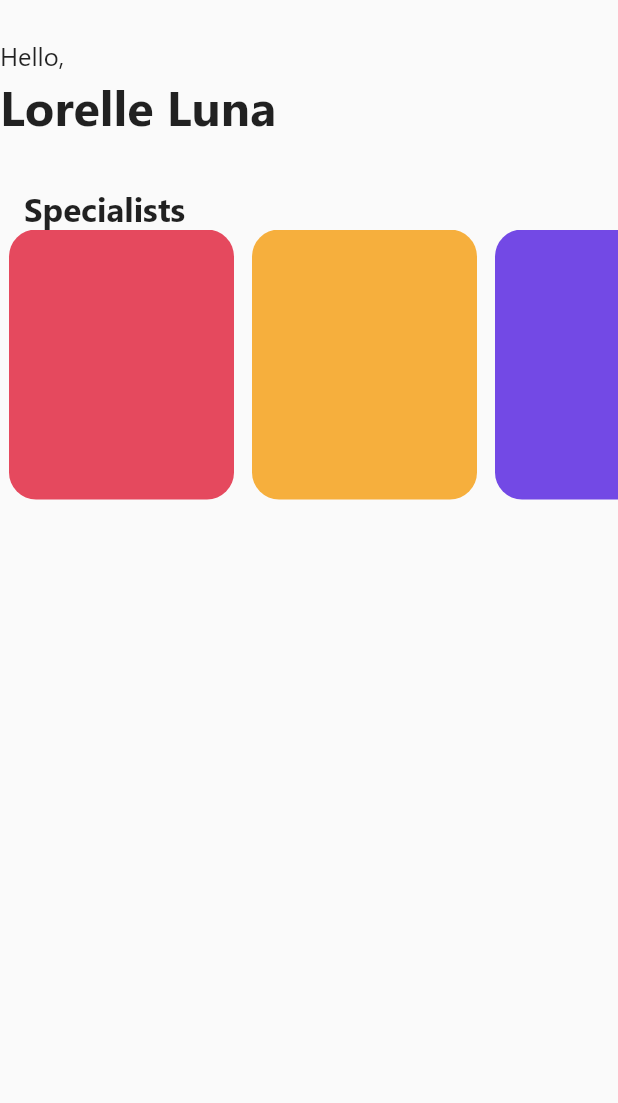
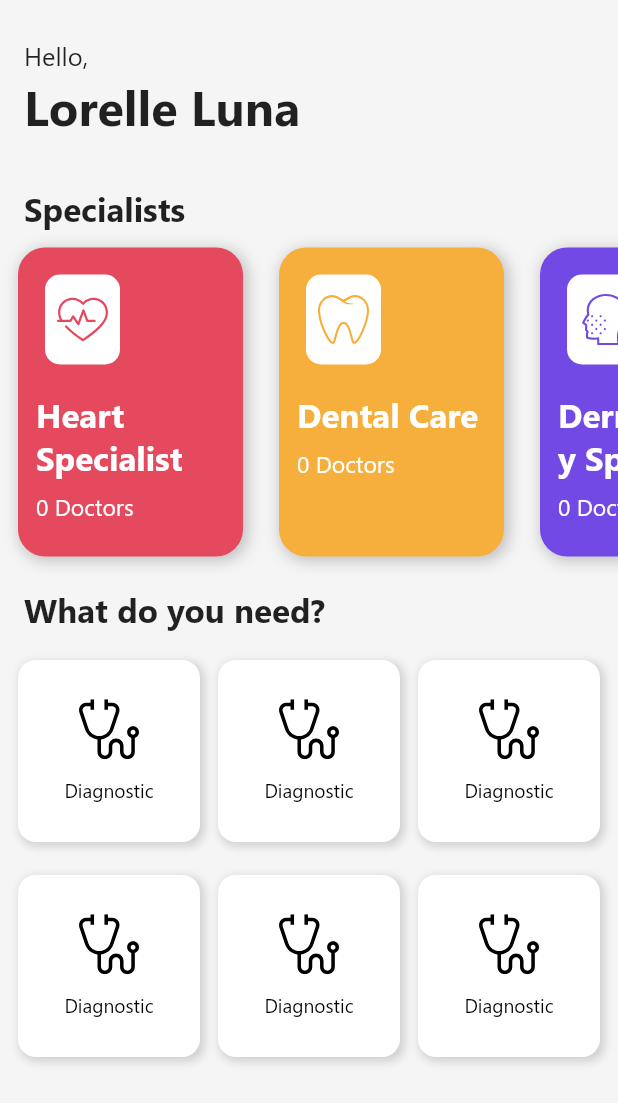
Before and after one commit to PortalTelemedicina/mobile-test, a Flutter app: the screen it shows after launch, on a phone screen of 412 x 824 dp. Shown: the top 1103 px of the screen. Run offline on Flutter 3.47's test engine with Material 2 defaults, Android fonts, the phone set to English and light mode, and no system bars; our stand-ins replace flutter_svg.

Commit message:
Home UI almost done

```diff
--- /dev/null
+++ b/lib/screens/home/components/seen_card.dart
@@ -0,0 +1,56 @@
+import 'package:flutter/material.dart';
+import 'package:flutter_svg/flutter_svg.dart';
+import 'package:mobile_test_daniel_vofchuk/util/my_text.dart';
+
+class NeedCard extends StatelessWidget {
+  final bool isSelected;
+  final String image, title;
+  const NeedCard({
+    Key? key,
+    this.isSelected = false,
+    this.image = 'icons/stethoscope.svg', //TODO: change to required
+    this.title = 'Diagnostic', //TODO: change  to required
+  }) : super(key: key);
+
+  @override
+  Widget build(BuildContext context) {
+    return Container(
+      width: 140,
+      height: 140,
+      decoration: BoxDecoration(
+        color: isSelected ? Color(0xffca49e5) : Colors.white,
+        borderRadius: BorderRadius.circular(12),
+        boxShadow: [
+          BoxShadow(
+            spreadRadius: 1,
+            blurRadius: 4,
+            color: Colors.grey.withOpacity(.4),
+            offset: Offset(2, 2),
+          ),
+        ],
+      ),
+      child: Center(
+        child: _buildContent(),
+      ),
+    );
+  }
+
+  Column _buildContent() {
+    return Column(
+      mainAxisSize: MainAxisSize.min,
+      children: [
+        SvgPicture.asset(
+          image,
+          height: 40,
+        ),
+        SizedBox(
+          height: 12,
+        ),
+        MyText(
+          title,
+          color: isSelected ? Colors.white : Colors.black,
+        )
+      ],
+    );
+  }
+}
--- a/lib/screens/home/components/specialist_card.dart
+++ b/lib/screens/home/components/specialist_card.dart
@@ -1,14 +1,18 @@
 import 'package:flutter/material.dart';
+import 'package:flutter_svg/flutter_svg.dart';
+import 'package:mobile_test_daniel_vofchuk/util/my_text.dart';
 
 class SpecialistCard extends StatelessWidget {
   final String title;
-  final String? image;
+  final String image;
   final Color color;
+  final int docNum;
   const SpecialistCard({
     Key? key,
-    this.title = 'title not found',
-    this.image,
+    required this.title,
+    required this.image,
     this.color = Colors.black,
+    this.docNum = 0,
   }) : super(key: key);
 
   @override
@@ -16,9 +20,65 @@ class SpecialistCard extends StatelessWidget {
     return Container(
       width: 150,
       height: double.infinity,
-      margin: const EdgeInsets.symmetric(horizontal: 6),
-      decoration:
-          BoxDecoration(color: color, borderRadius: BorderRadius.circular(18)),
+      margin: const EdgeInsets.symmetric(horizontal: 12, vertical: 12),
+      decoration: BoxDecoration(
+        color: color,
+        borderRadius: BorderRadius.circular(18),
+        boxShadow: [
+          BoxShadow(
+            spreadRadius: 1,
+            blurRadius: 8,
+            color: Colors.grey.withOpacity(.6),
+            offset: Offset(2, 2),
+          ),
+        ],
+      ),
+      child: Material(
+        color: Colors.transparent,
+        child: InkWell(
+          onTap: () {}, //TODO: change
+          borderRadius: BorderRadius.circular(18),
+          child: Column(
+            crossAxisAlignment: CrossAxisAlignment.start,
+            children: [
+              _buildIconBox(),
+              MyText(
+                title,
+                margin: const EdgeInsets.symmetric(horizontal: 12),
+                maxLines: 2,
+                size: 26,
+                color: Colors.white,
+                fontWeight: FontWeight.bold,
+              ),
+              MyText(
+                '$docNum Doctors',
+                size: 18,
+                color: Colors.white,
+                margin: const EdgeInsets.symmetric(horizontal: 12, vertical: 8),
+              )
+            ],
+          ),
+        ),
+      ),
+    );
+  }
+
+  Container _buildIconBox() {
+    return Container(
+      width: 50,
+      height: 60,
+      padding: const EdgeInsets.all(8),
+      margin: const EdgeInsets.all(18),
+      decoration: BoxDecoration(
+        color: Colors.white,
+        borderRadius: BorderRadius.circular(10),
+      ),
+      child: Center(
+        child: SvgPicture.asset(
+          image,
+          color: color,
+        ),
+      ),
     );
   }
 }
--- a/lib/screens/home/home.dart
+++ b/lib/screens/home/home.dart
@@ -1,4 +1,5 @@
 import 'package:flutter/material.dart';
+import 'components/seen_card.dart';
 import 'components/specialist_card.dart';
 import 'package:mobile_test_daniel_vofchuk/util/my_text.dart';
 
@@ -8,19 +9,15 @@ class HomePage extends StatelessWidget {
   @override
   Widget build(BuildContext context) {
     return Scaffold(
+      backgroundColor: Colors.grey[100],
       body: SafeArea(
         child: SingleChildScrollView(
           child: Column(
             crossAxisAlignment: CrossAxisAlignment.start,
             children: [
               ..._buildTopPortion(),
-              MyText(
-                'Specialists',
-                margin: const EdgeInsets.symmetric(horizontal: 16),
-                fontWeight: FontWeight.bold,
-                size: 26,
-              ),
               _buildSpecialistsArea(),
+              _buildWhatDOYouNeedArea()
             ],
           ),
         ),
@@ -28,10 +25,49 @@ class HomePage extends StatelessWidget {
     );
   }
 
+  Column _buildWhatDOYouNeedArea() {
+    return Column(
+      crossAxisAlignment: CrossAxisAlignment.start,
+      children: [
+        MyText(
+          'What do you need?',
+          margin: const EdgeInsets.symmetric(horizontal: 16, vertical: 8),
+          fontWeight: FontWeight.bold,
+          size: 26,
+        ),
+        Container(
+          height: 300,
+          padding: const EdgeInsets.all(12),
+          child: GridView.count(
+            crossAxisCount: 3,
+            mainAxisSpacing: 22,
+            crossAxisSpacing: 12,
+            children: [
+              NeedCard(),
+              NeedCard(),
+              NeedCard(),
+              NeedCard(),
+              NeedCard(),
+              NeedCard(),
+            ],
+          ),
+        )
+      ],
+    );
+  }
+
   Widget _buildSpecialistsArea() {
-    return Container(
-      height: 180,
-      child: Expanded(
+    return Column(
+      crossAxisAlignment: CrossAxisAlignment.start,
+      children: [
+        MyText(
+          'Specialists',
+          margin: const EdgeInsets.symmetric(horizontal: 16),
+          fontWeight: FontWeight.bold,
+          size: 26,
+        ),
+        Container(
+          height: 230,
           child: SingleChildScrollView(
             scrollDirection: Axis.horizontal,
             child: Row(
@@ -39,19 +75,24 @@ class HomePage extends StatelessWidget {
                 SpecialistCard(
                   color: Color(0xffe5495e),
                   title: 'Heart Specialist',
+                  image:
+                      'icons/heart-shape-outline-with-lifeline.svg', //TODO: add as const
                 ),
                 SpecialistCard(
                   color: Color(0xfff6af3d),
                   title: 'Dental Care',
+                  image: 'icons/tooth.svg',
                 ),
                 SpecialistCard(
                   color: Color(0xff7349e5),
                   title: 'Dermatology Specialist',
+                  image: 'icons/pimples.svg',
                 ),
               ],
             ),
           ),
         ),
+      ],
     );
   }
 
@@ -62,10 +103,12 @@ class HomePage extends StatelessWidget {
       ),
       MyText(
         'Hello,',
+        margin: const EdgeInsets.symmetric(horizontal: 16),
         size: 20,
       ),
       MyText(
         'Lorelle Luna',
+        margin: const EdgeInsets.symmetric(horizontal: 16),
         size: 38,
         fontWeight: FontWeight.bold,
       ),
```
Lines whose indentation alone changed are shown as unchanged.
